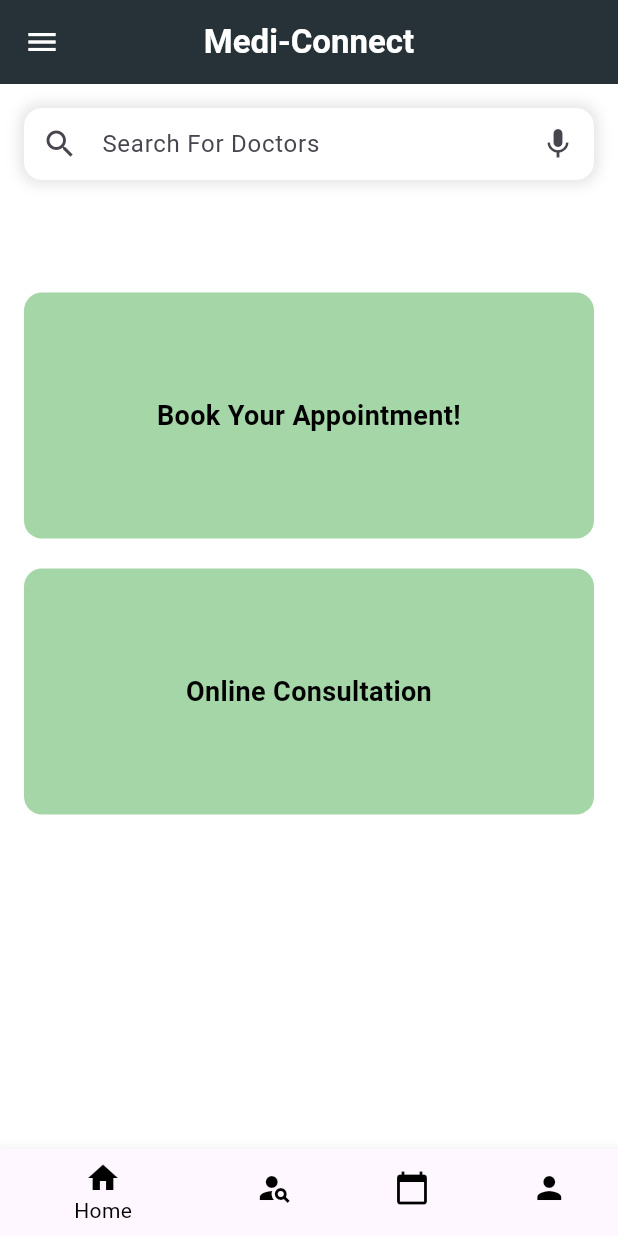
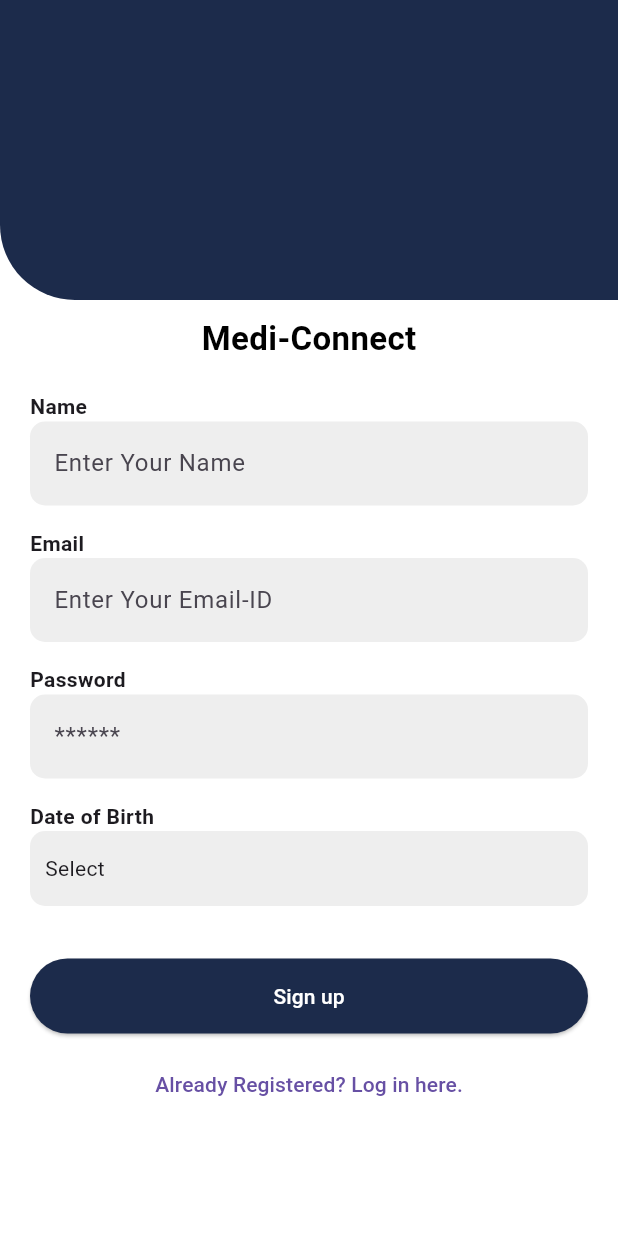
Before and after one commit to xdanujj/mediconnect, a Flutter app: the screen it shows after launch, after a tap on "Get Started", on a phone screen of 412 x 824 dp. Run offline on Flutter 3.47's test engine with Material 3 defaults, Android fonts, the phone set to English and light mode, and no system bars.

Commit message:
added login and signup page

```diff
--- a/mediconnect/lib/main.dart
+++ b/mediconnect/lib/main.dart
@@ -1,4 +1,6 @@
 import 'package:flutter/material.dart';
+import 'package:mediconnect/loginpage.dart';
+import 'package:mediconnect/signup.dart';
 import 'package:mediconnect/userchoice.dart';
 import 'package:mediconnect/appointment.dart';
 void main() {
@@ -36,7 +38,7 @@
           onPressed: () {
             Navigator.push(
               context,
-              MaterialPageRoute(builder: (context) => AppointmentPage()),
+              MaterialPageRoute(builder: (context) => SignUpScreen()),
             );
           },
           child: const Text('Get Started'),
--- /dev/null
+++ b/mediconnect/lib/signup.dart
@@ -0,0 +1,135 @@
+import 'package:flutter/material.dart';
+
+
+class SignUpScreen extends StatelessWidget {
+  @override
+  Widget build(BuildContext context) {
+    return Scaffold(
+      backgroundColor: Colors.white,
+      body: SingleChildScrollView(
+        child: Column(
+          children: [
+            Container(
+              height: 200,
+              decoration: BoxDecoration(
+                color: Color(0xFF1C2B4B), // Dark Blue
+                borderRadius: BorderRadius.only(
+                  bottomLeft: Radius.circular(50),
+                ),
+              ),
+            ),
+            Padding(
+              padding: EdgeInsets.symmetric(horizontal: 20, vertical: 10),
+              child: Column(
+                crossAxisAlignment: CrossAxisAlignment.start,
+                children: [
+                  Center(
+                    child: Text(
+                      "Medi-Connect",
+                      style: TextStyle(
+                        fontSize: 22,
+                        fontWeight: FontWeight.bold,
+                        color: Colors.black,
+                      ),
+                    ),
+                  ),
+                  SizedBox(height: 20),
+                  buildTextField("Name", "Enter Your Name"),
+                  buildTextField("Email", "Enter Your Email-ID"),
+                  buildTextField("Password", "******", isPassword: true),
+                  buildDatePicker(context),
+                  SizedBox(height: 20),
+                  Center(
+                    child: ElevatedButton(
+                      style: ElevatedButton.styleFrom(
+                        backgroundColor: Color(0xFF1C2B4B),
+                        minimumSize: Size(double.infinity, 50),
+                      ),
+                      onPressed: () {
+                        // Handle sign-up action
+                      },
+                      child: Text("Sign up", style: TextStyle(color: Colors.white)),
+                    ),
+                  ),
+                  SizedBox(height: 10),
+                  Center(
+                    child: TextButton(
+                      onPressed: () {
+                        // Navigate to login screen
+                      },
+                      child: Text("Already Registered? Log in here."),
+                    ),
+                  ),
+                ],
+              ),
+            ),
+          ],
+        ),
+      ),
+    );
+  }
+
+  Widget buildTextField(String label, String hint, {bool isPassword = false}) {
+    return Padding(
+      padding: EdgeInsets.only(bottom: 15),
+      child: Column(
+        crossAxisAlignment: CrossAxisAlignment.start,
+        children: [
+          Text(
+            label,
+            style: TextStyle(fontWeight: FontWeight.bold),
+          ),
+          TextFormField(
+            obscureText: isPassword,
+            decoration: InputDecoration(
+              hintText: hint,
+              filled: true,
+              fillColor: Colors.grey[200],
+              border: OutlineInputBorder(
+                borderRadius: BorderRadius.circular(10),
+                borderSide: BorderSide.none,
+              ),
+            ),
+          ),
+        ],
+      ),
+    );
+  }
+
+  Widget buildDatePicker(BuildContext context) {
+    return Padding(
+      padding: EdgeInsets.only(bottom: 15),
+      child: Column(
+        crossAxisAlignment: CrossAxisAlignment.start,
+        children: [
+          Text(
+            "Date of Birth",
+            style: TextStyle(fontWeight: FontWeight.bold),
+          ),
+          InkWell(
+            onTap: () async {
+              DateTime? pickedDate = await showDatePicker(
+                context: context,
+                initialDate: DateTime.now(),
+                firstDate: DateTime(1900),
+                lastDate: DateTime.now(),
+              );
+              if (pickedDate != null) {
+                // Handle selected date
+              }
+            },
+            child: Container(
+              width: double.infinity,
+              padding: EdgeInsets.symmetric(vertical: 15, horizontal: 10),
+              decoration: BoxDecoration(
+                color: Colors.grey[200],
+                borderRadius: BorderRadius.circular(10),
+              ),
+              child: Text("Select"),
+            ),
+          ),
+        ],
+      ),
+    );
+  }
+}
```
Also changed, not shown: mediconnect/lib/loginpage.dart (added, +127 -0 lines).
